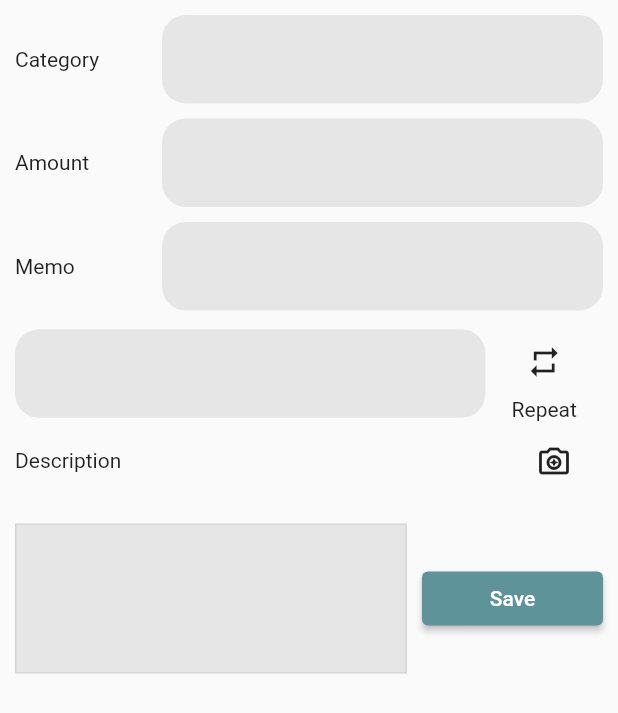
After one commit to KhusbuShrestha/Expences_Tracker, a Flutter app: the AddIncomePage screen opened directly, on a phone screen of 412 x 824 dp. The commit adds this screen. Shown: the top 713 px of the screen. Run offline on Flutter 3.47's test engine with Material 2 defaults, Android fonts, the phone set to English and light mode, and no system bars; network calls fail.

Commit message:
add income and expense added

```diff
--- a/lib/main.dart
+++ b/lib/main.dart
@@ -1,6 +1,8 @@
 import 'package:expenses_tracker/pages/logIn.dart';
 import 'package:expenses_tracker/pages/notification.dart';
 import 'package:expenses_tracker/pages/register.dart';
+import 'package:expenses_tracker/screens/TabIncomeExpense.dart';
+import 'package:expenses_tracker/screens/addIncome.dart';
 import 'package:flutter/material.dart';
 
 void main() {
@@ -27,10 +29,9 @@ class MyApp extends StatelessWidget {
         primarySwatch: Colors.blue,
       ),
       routes: {
-        "/" : (context) => NotificationPage(),
+        "/": (context) => NotificationPage(),
         "register": (context) => RegisterPage(),
         "login": (context) => LogInPage(),
-
       },
     );
   }
--- /dev/null
+++ b/lib/pages/addIncome.dart
@@ -0,0 +1,15 @@
+import 'package:flutter/material.dart';
+
+class AddIncomePage extends StatefulWidget {
+  const AddIncomePage({Key? key}) : super(key: key);
+
+  @override
+  _AddIncomePageState createState() => _AddIncomePageState();
+}
+
+class _AddIncomePageState extends State<AddIncomePage> {
+  @override
+  Widget build(BuildContext context) {
+    return Container();
+  }
+}
--- /dev/null
+++ b/lib/screens/addIncome.dart
@@ -0,0 +1,209 @@
+import 'package:flutter/material.dart';
+
+class AddIncomePage extends StatefulWidget {
+  const AddIncomePage({Key? key}) : super(key: key);
+
+  @override
+  _AddIncomePageState createState() => _AddIncomePageState();
+}
+
+class _AddIncomePageState extends State<AddIncomePage> {
+  TextEditingController name = TextEditingController();
+  TextEditingController amount = TextEditingController();
+  TextEditingController memo = TextEditingController();
+  var tfgap;
+  @override
+  Widget build(BuildContext context) {
+    return Scaffold(
+      body: SingleChildScrollView(
+        child: Padding(
+          padding: const EdgeInsets.all(10.0),
+          child: Column(
+            children: [
+              //1st textformfield (category)
+              Container(
+                child: Row(
+                  children: [
+                    Expanded(flex: 1, child: Text("Category")),
+                    Expanded(
+                      flex: 3,
+                      child: TextFormField(
+                        controller: name,
+                        decoration: InputDecoration(
+                            fillColor: Color.fromRGBO(128, 128, 128, .16),
+                            filled: true,
+                            border: OutlineInputBorder(
+                                borderSide: BorderSide.none,
+                                borderRadius:
+                                    BorderRadius.all(Radius.circular(16)))),
+                        // validator: (value) => value.isEmpty ? 'Required' : null,
+                      ),
+                    ),
+                  ],
+                ),
+              ),
+              tfgap = SizedBox(
+                height: 10,
+              ),
+              //2nd textformfiled (amount)
+              Container(
+                child: Row(
+                  children: [
+                    Expanded(flex: 1, child: Text("Amount")),
+                    Expanded(
+                      flex: 3,
+                      child: TextFormField(
+                        controller: amount,
+                        decoration: InputDecoration(
+                            fillColor: Color.fromRGBO(128, 128, 128, .16),
+                            filled: true,
+                            border: OutlineInputBorder(
+                                borderSide: BorderSide.none,
+                                borderRadius:
+                                    BorderRadius.all(Radius.circular(16)))),
+                        // validator: (value) => value.isEmpty ? 'Required' : null,
+                      ),
+                    ),
+                  ],
+                ),
+              ),
+              tfgap,
+              //3rd textformfiled (memo)
+              Container(
+                child: Row(
+                  children: [
+                    Expanded(flex: 1, child: Text("Memo")),
+                    Expanded(
+                      flex: 3,
+                      child: TextFormField(
+                        controller: memo,
+                        decoration: InputDecoration(
+                            fillColor: Color.fromRGBO(128, 128, 128, .16),
+                            filled: true,
+                            // fillColor: Color.fromRGBO(247, 247, 247, 1),
+                            border: OutlineInputBorder(
+                                borderSide: BorderSide.none,
+                                borderRadius:
+                                    BorderRadius.all(Radius.circular(16)))),
+                        // validator: (value) => value.isEmpty ? 'Required' : null,
+                      ),
+                    ),
+                  ],
+                ),
+              ),
+              tfgap,
+              //4th textformfiled (date)
+              Container(
+                child: Row(
+                  children: [
+                    Expanded(
+                      flex: 4,
+                      child: TextFormField(
+                        controller: memo,
+                        decoration: InputDecoration(
+                            fillColor: Color.fromRGBO(128, 128, 128, .16),
+                            filled: true,
+                            // fillColor: Color.fromRGBO(247, 247, 247, 1),
+                            border: OutlineInputBorder(
+                                borderSide: BorderSide.none,
+                                borderRadius:
+                                    BorderRadius.all(Radius.circular(16)))),
+                        // validator: (value) => value.isEmpty ? 'Required' : null,
+                      ),
+                    ),
+                    Expanded(
+                        flex: 1,
+                        child: Column(
+                          children: [
+                            IconButton(
+                              icon: Icon(Icons.repeat),
+                              onPressed: () {},
+                            ),
+                            Text("Repeat"),
+                          ],
+                        )),
+                  ],
+                ),
+              ),
+              SizedBox(
+                width: MediaQuery.of(context).size.width,
+                height: 14,
+              ),
+              // ListTile(
+              //   trailing: TextFormField(
+              //     controller: memo,
+              //     decoration: InputDecoration(
+              //       fillColor: Color.fromRGBO(247, 247, 247, 1),
+              //       border: OutlineInputBorder(
+              //           borderRadius: BorderRadius.all(Radius.circular(16))),
+              //     ),
+              //     // validator: (value) => value.isEmpty ? 'Required' : null,
+              //   ),
+              // ),
+
+              //decreiption container
+              // ListTile(
+              //   leading: Text("Description"),
+              //   title: Text(""),
+              //   trailing: IconButton(
+              //     icon: Icon(Icons.camera),
+              //     onPressed: () {},
+              //   ),
+              // ),
+              Container(
+                child: Row(
+                  children: [
+                    Expanded(flex: 5, child: Text("Description")),
+                    Expanded(
+                      flex: 1,
+                      child: Icon(Icons.camera_enhance_outlined),
+                    ),
+                  ],
+                ),
+              ),
+              SizedBox(
+                height: 30,
+              ),
+              Container(
+                child: Row(
+                  children: [
+                    Expanded(
+                      flex: 2,
+                      child: Container(
+                        width: 50,
+                        height: 100,
+                        decoration: BoxDecoration(
+                            // color: Color.fromRGBO(0, 0, 0, .10),
+                            color: Color.fromRGBO(128, 128, 128, .16),
+                            border: Border.all(
+                              color: Color.fromRGBO(128, 128, 128, .16),
+                            )),
+                        // child: ,
+                      ),
+                    ),
+                    Expanded(
+                        flex: 1,
+                        child: Padding(
+                          padding: const EdgeInsets.only(left: 10),
+                          child: ElevatedButton(
+                            child: Text(
+                              "Save",
+                              style: TextStyle(color: Colors.white),
+                            ),
+                            onPressed: () {},
+                            style: ButtonStyle(
+                                backgroundColor:
+                                    MaterialStateProperty.all<Color>(
+                                        Color.fromRGBO(95, 147, 154, 1))),
+                          ),
+                        )),
+                  ],
+                ),
+              )
+            ],
+          ),
+        ),
+      ),
+    );
+  }
+}
```
Also changed, not shown: lib/screens/TabIncomeExpense.dart (added, +66 -0 lines), lib/screens/addExpenses.dart (added, +209 -0 lines).
